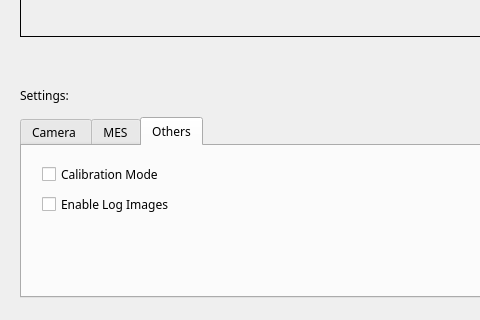
Qt form code/OpenCV2.ui (markctm/Vision_Inspection) before a commit; both pictures show x 0 to 480 and y 593 to 913 of the 1300 by 913 pixel window.
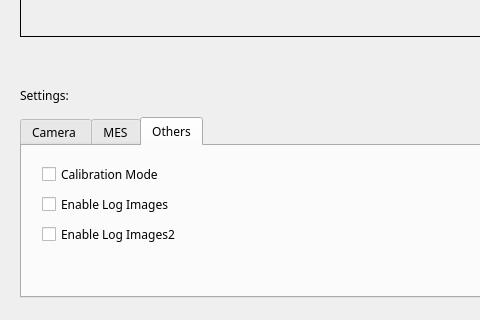
The same form after that commit. The open tabs and pages were chosen to show the change.

Commit message: adicionando botão

```diff
--- a/code/OpenCV2.ui
+++ b/code/OpenCV2.ui
@@ -409,6 +409,22 @@
       <bool>false</bool>
      </property>
     </widget>
+    <widget class="QCheckBox" name="checkBox_calibration_mode_3">
+     <property name="geometry">
+      <rect>
+       <x>20</x>
+       <y>80</y>
+       <width>151</width>
+       <height>17</height>
+      </rect>
+     </property>
+     <property name="text">
+      <string>Enable Log Images2</string>
+     </property>
+     <property name="checked">
+      <bool>false</bool>
+     </property>
+    </widget>
    </widget>
   </widget>
   <widget class="QLabel" name="label_6">
```
Left out of the diff: 2 changed lines with no effect on the pictures.
